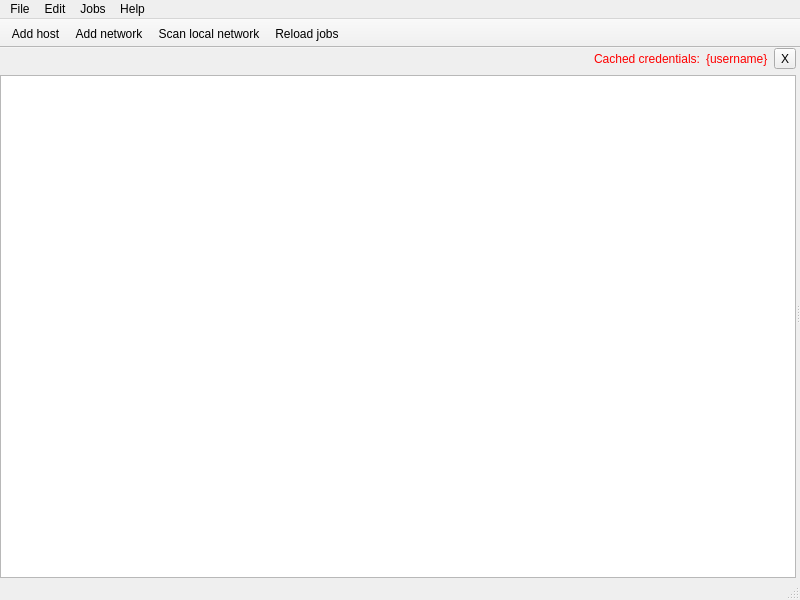
This is marche/gui/ui/mainwindow.ui in mlz-ictrl/marche as Qt 5 draws it before an edit. The edited form follows.
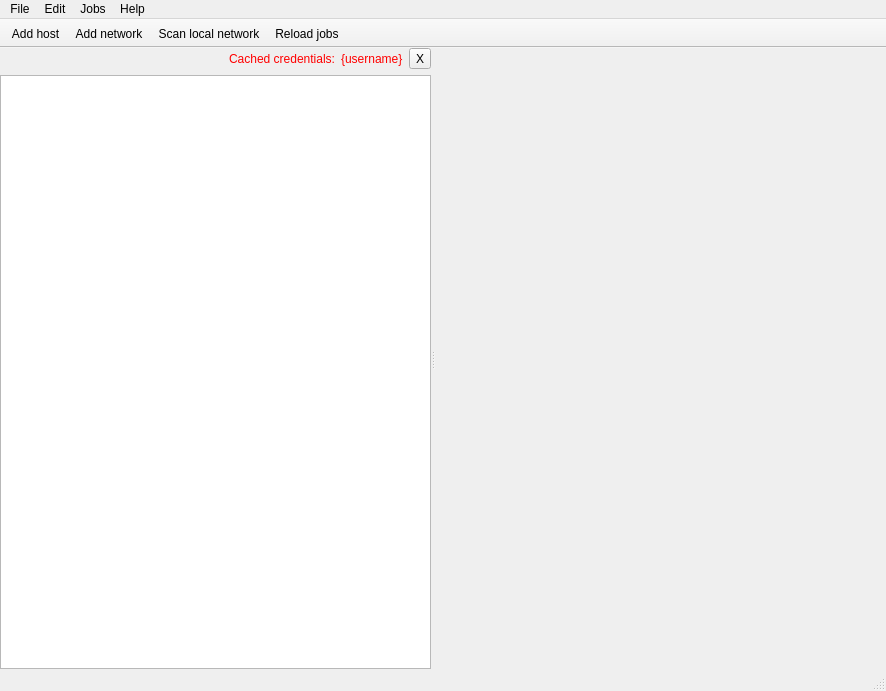
This is the edited form. Icons and pictures are not drawn.

```diff
--- a/marche/gui/ui/mainwindow.ui
+++ b/marche/gui/ui/mainwindow.ui
@@ -6,8 +6,8 @@
    <rect>
     <x>0</x>
     <y>0</y>
-    <width>800</width>
-    <height>600</height>
+    <width>886</width>
+    <height>691</height>
    </rect>
   </property>
   <property name="windowTitle">
@@ -112,10 +112,44 @@
        </layout>
       </widget>
       <widget class="QWidget" name="surface" native="true">
+       <property name="minimumSize">
+        <size>
+         <width>0</width>
+         <height>0</height>
+        </size>
+       </property>
+       <property name="autoFillBackground">
+        <bool>false</bool>
+       </property>
+       <property name="styleSheet">
+        <string notr="true"/>
+       </property>
        <layout class="QVBoxLayout" name="verticalLayout">
         <property name="margin">
          <number>0</number>
         </property>
+        <item>
+         <widget class="QLabel" name="logoLabel">
+          <property name="minimumSize">
+           <size>
+            <width>400</width>
+            <height>600</height>
+           </size>
+          </property>
+          <property name="text">
+           <string/>
+          </property>
+          <property name="pixmap">
+           <pixmap resource="../res/marche-gui.qrc">:/marche/logo-watermark.png</pixmap>
+          </property>
+          <property name="scaledContents">
+           <bool>false</bool>
+          </property>
+          <property name="alignment">
+           <set>Qt::AlignCenter</set>
+          </property>
+         </widget>
+        </item>
        </layout>
       </widget>
      </widget>
@@ -127,7 +161,7 @@
     <rect>
      <x>0</x>
      <y>0</y>
-     <width>800</width>
+     <width>886</width>
      <height>27</height>
     </rect>
    </property>
```
